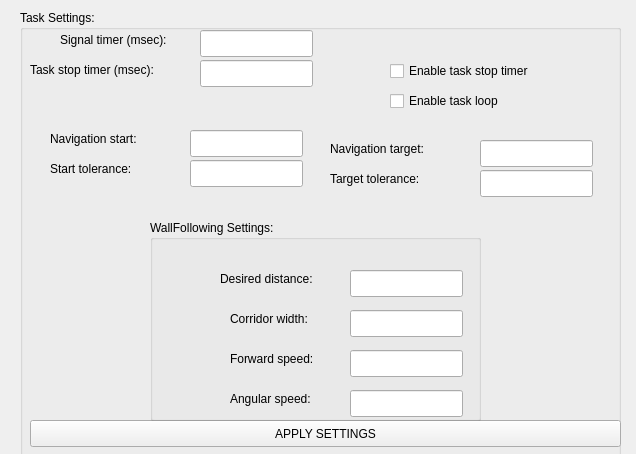
Qt form Hanse/TaskWallNavigation/taskwallnavigationform.ui (iti-luebeck/HANSE2011) before a commit.
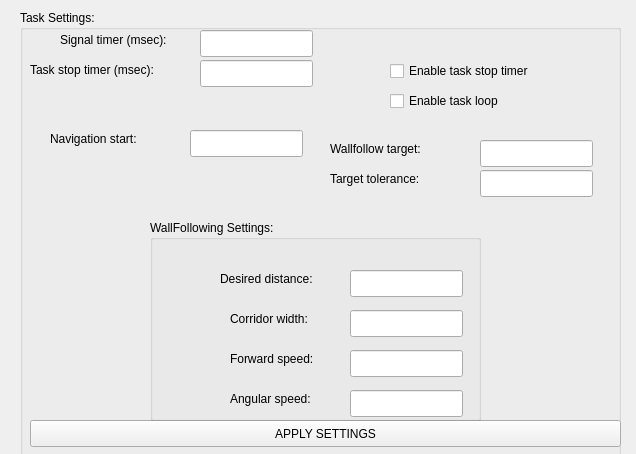
The same form after that commit.

Patch:
```diff
--- a/Hanse/TaskWallNavigation/taskwallnavigationform.ui
+++ b/Hanse/TaskWallNavigation/taskwallnavigationform.ui
@@ -58,7 +58,7 @@
      </rect>
     </property>
     <property name="text">
-     <string>Navigation target:</string>
+     <string>Wallfollow target:</string>
     </property>
    </widget>
    <widget class="QLineEdit" name="targetInput">
@@ -84,29 +84,6 @@
      <string>APPLY SETTINGS</string>
     </property>
    </widget>
-   <widget class="QLabel" name="label_8">
-    <property name="geometry">
-     <rect>
-      <x>30</x>
-      <y>150</y>
-      <width>121</width>
-      <height>17</height>
-     </rect>
-    </property>
-    <property name="text">
-     <string>Start tolerance:</string>
-    </property>
-   </widget>
-   <widget class="QLineEdit" name="startToleranceInput">
-    <property name="geometry">
-     <rect>
-      <x>170</x>
-      <y>150</y>
-      <width>113</width>
-      <height>27</height>
-     </rect>
-    </property>
-   </widget>
    <widget class="QLineEdit" name="targetToleranceInput">
     <property name="geometry">
      <rect>
```
